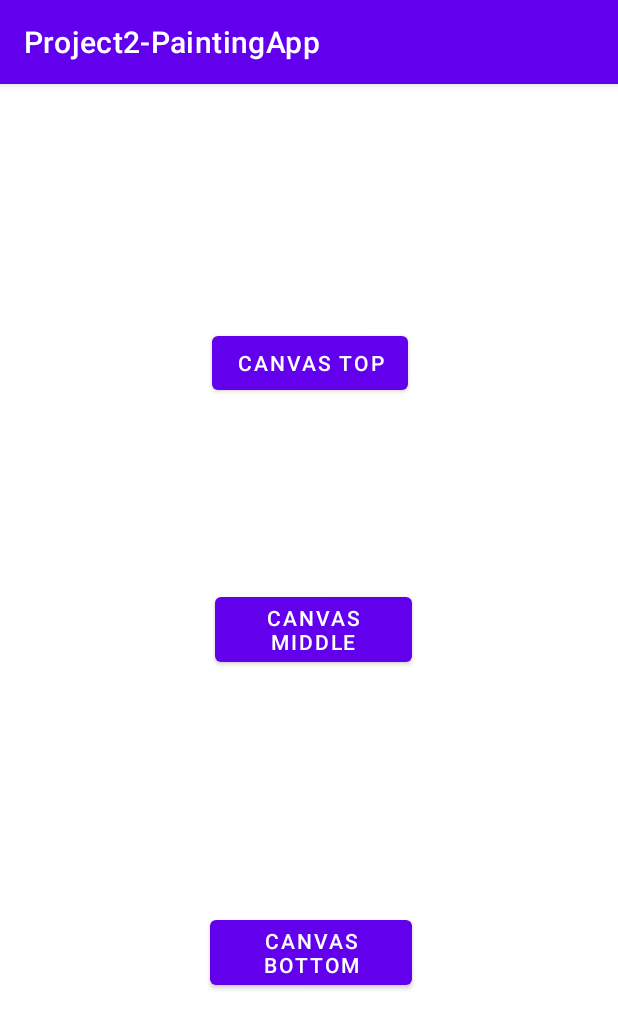
After one commit to JackWilliamOHara/Project2App, an Android app: the Play screen opened directly, with no data from a screen before it, on a phone screen of 412 x 824 dp. The commit adds this screen. Shown: the top 1029 px of the screen. Run offline under Robolectric (Android 15) with nearby library versions, the phone set to English and light mode, and no system bars.

Commit message:
Updated Layout
Current Version

```diff
--- a/Project2PaintingApp/Project2PaintingApp/app/src/main/AndroidManifest.xml
+++ b/Project2PaintingApp/Project2PaintingApp/app/src/main/AndroidManifest.xml
@@ -24,6 +24,9 @@
             android:name=".Can3"
             android:exported="false" />
         <activity
+            android:name=".Play"
+            android:exported="false" />
+        <activity
             android:name=".Home"
             android:exported="true">
             <intent-filter>
--- a/Project2PaintingApp/Project2PaintingApp/app/src/main/java/com/example/project2_paintingapp/Home.java
+++ b/Project2PaintingApp/Project2PaintingApp/app/src/main/java/com/example/project2_paintingapp/Home.java
@@ -51,6 +51,12 @@ public class Home extends AppCompatActivity {
         startActivity(i);
     }
 
+    public void goPlay(View view)
+    {
+        Intent i = new Intent(Home.this, Play.class);
+        startActivity(i);
+    }
+
     public void goExit(View view)
     {
         finish();
--- /dev/null
+++ b/Project2PaintingApp/Project2PaintingApp/app/src/main/java/com/example/project2_paintingapp/Play.java
@@ -0,0 +1,39 @@
+package com.example.project2_paintingapp;
+
+import android.os.Bundle;
+import android.content.Intent;
+import android.view.View;
+import android.widget.Toast;
+
+import androidx.annotation.NonNull;
+import androidx.appcompat.app.AppCompatActivity;
+
+import java.util.HashMap;
+import java.util.Map;
+
+public class Play extends AppCompatActivity{
+
+    protected void onCreate(Bundle savedInstanceState) {
+        super.onCreate(savedInstanceState);
+        setContentView(R.layout.play);
+    }
+
+        public void goTop(View view)
+        {
+            Intent i = new Intent(Play.this, Can1.class);
+            startActivity(i);
+        }
+
+        public void goMid(View view)
+        {
+            Intent i = new Intent(Play.this, Can2.class);
+            startActivity(i);
+        }
+
+        public void goBottom(View view)
+        {
+            Intent i = new Intent(Play.this, Can3.class);
+            startActivity(i);
+        }
+
+}
--- a/Project2PaintingApp/Project2PaintingApp/app/src/main/res/layout/canvaspl3.xml
+++ b/Project2PaintingApp/Project2PaintingApp/app/src/main/res/layout/canvaspl3.xml
@@ -9,7 +9,7 @@
 
     <ImageView
         android:id="@+id/imageView2"
-        android:layout_width="393dp"
+        android:layout_width="match_parent"
         android:layout_height="match_parent"
         app:srcCompat="@android:drawable/screen_background_light" />
 
--- /dev/null
+++ b/Project2PaintingApp/Project2PaintingApp/app/src/main/res/layout/play.xml
@@ -0,0 +1,44 @@
+<?xml version="1.0" encoding="utf-8"?>
+<RelativeLayout xmlns:android="http://schemas.android.com/apk/res/android"
+    android:layout_width="match_parent"
+    android:layout_height="match_parent">
+
+    <Button
+        android:id="@+id/button6"
+        android:layout_width="129dp"
+        android:layout_height="wrap_content"
+        android:layout_above="@+id/button8"
+        android:layout_alignParentStart="true"
+        android:layout_alignParentEnd="true"
+        android:layout_marginStart="141dp"
+        android:layout_marginEnd="140dp"
+        android:layout_marginBottom="126dp"
+        android:onClick="goTop"
+        android:text="Canvas Top" />
+
+    <Button
+        android:id="@+id/button8"
+        android:layout_width="131dp"
+        android:layout_height="wrap_content"
+        android:layout_above="@+id/button9"
+        android:layout_alignParentStart="true"
+        android:layout_alignParentEnd="true"
+        android:layout_marginStart="143dp"
+        android:layout_marginEnd="137dp"
+        android:layout_marginBottom="160dp"
+        android:onClick="goMid"
+        android:text="Canvas Middle" />
+
+    <Button
+        android:id="@+id/button9"
+        android:layout_width="131dp"
+        android:layout_height="wrap_content"
+        android:layout_alignParentStart="true"
+        android:layout_alignParentEnd="true"
+        android:layout_alignParentBottom="true"
+        android:layout_marginStart="140dp"
+        android:layout_marginEnd="137dp"
+        android:layout_marginBottom="161dp"
+        android:onClick="goBottom"
+        android:text="Canvas Bottom" />
+</RelativeLayout>
```
Also changed, not shown: Project2PaintingApp/Project2PaintingApp/app/src/main/res/layout/home.xml (+6 -1 lines).
